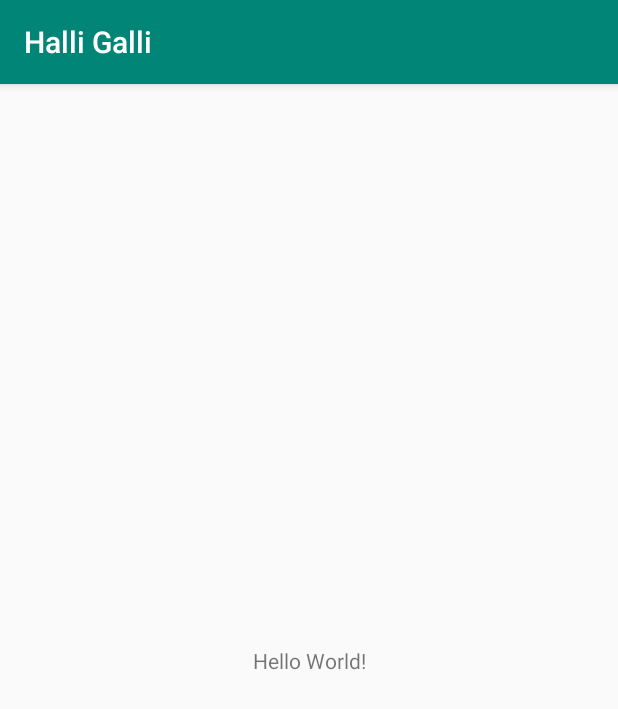
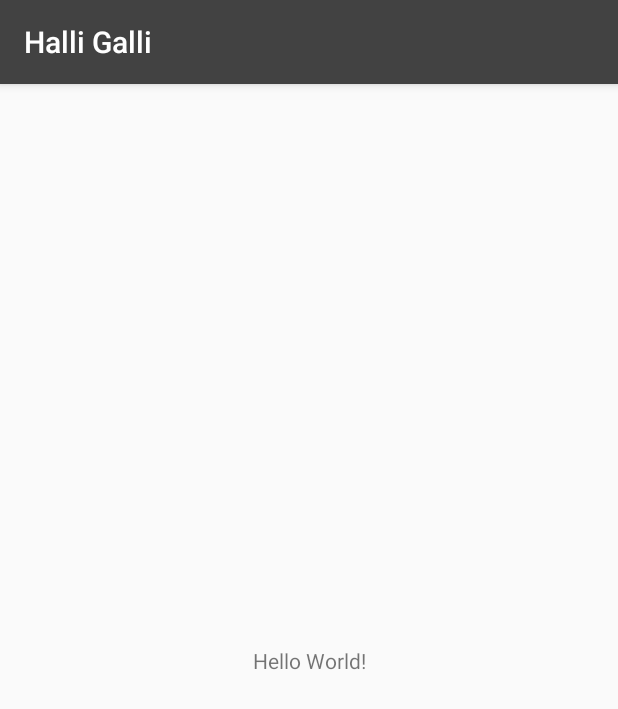
Before and after one commit to larswittenbrink/HalliGalli, an Android app: the screen it shows after launch (MainActivity), on a phone screen of 412 x 824 dp. Shown: the top 709 px of the screen. Run offline under Robolectric (Android 15) with nearby library versions, the phone set to English and light mode, and no system bars.

Commit message:
adding attributes and colors

```diff
--- a/app/src/main/res/values/colors.xml
+++ b/app/src/main/res/values/colors.xml
@@ -1,6 +1,6 @@
 <?xml version="1.0" encoding="utf-8"?>
 <resources>
-    <color name="colorPrimary">#008577</color>
-    <color name="colorPrimaryDark">#00574B</color>
-    <color name="colorAccent">#D81B60</color>
+    <color name="colorPrimary">#424242</color>
+    <color name="colorPrimaryDark">#FFFFFF</color>
+    <color name="colorAccent">#FF5722</color>
 </resources>
```
Also changed, not shown: app/src/main/res/values/styles.xml (+10 -0 lines).
